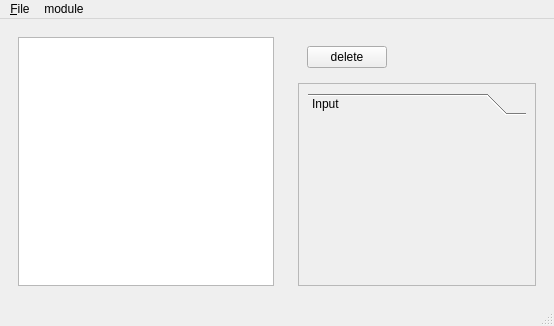
Before: the Qt Designer form opencv-gui/gui/main_window.ui in rotace/app-opencv-gui, drawn with Qt 5.
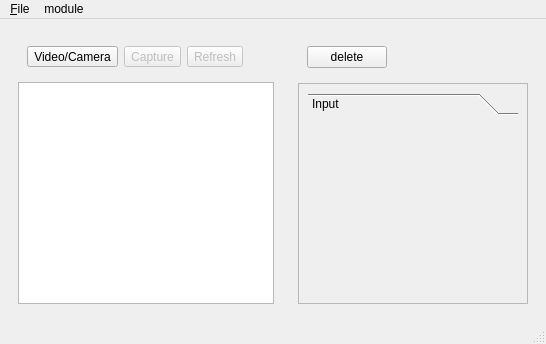
After: the same form once the commit is applied.

Commit message: implement switch view closes #6

What changed in the file:
```diff
--- a/opencv-gui/gui/main_window.ui
+++ b/opencv-gui/gui/main_window.ui
@@ -6,8 +6,8 @@
    <rect>
     <x>0</x>
     <y>0</y>
-    <width>554</width>
-    <height>326</height>
+    <width>546</width>
+    <height>344</height>
    </rect>
   </property>
   <property name="windowTitle">
@@ -18,6 +18,45 @@
     <item>
      <widget class="QWidget" name="widget_1" native="true">
       <layout class="QVBoxLayout" name="verticalLayout_2">
+       <item>
+        <widget class="QWidget" name="widget_1_1" native="true">
+         <property name="sizePolicy">
+          <sizepolicy hsizetype="Fixed" vsizetype="Preferred">
+           <horstretch>0</horstretch>
+           <verstretch>0</verstretch>
+          </sizepolicy>
+         </property>
+         <layout class="QGridLayout" name="gridLayout">
+          <item row="0" column="0">
+           <widget class="QToolButton" name="toolButtonToggle">
+            <property name="text">
+             <string>Video/Camera</string>
+            </property>
+           </widget>
+          </item>
+          <item row="0" column="1">
+           <widget class="QToolButton" name="toolButtonCapture">
+            <property name="enabled">
+             <bool>false</bool>
+            </property>
+            <property name="text">
+             <string>Capture</string>
+            </property>
+           </widget>
+          </item>
+          <item row="0" column="2">
+           <widget class="QToolButton" name="toolButtonRefresh">
+            <property name="enabled">
+             <bool>false</bool>
+            </property>
+            <property name="text">
+             <string>Refresh</string>
+            </property>
+           </widget>
+          </item>
+         </layout>
+        </widget>
+       </item>
        <item>
         <widget class="QGraphicsView" name="graphicsView"/>
        </item>
@@ -69,8 +108,8 @@
            <rect>
             <x>0</x>
             <y>0</y>
-            <width>236</width>
-            <height>190</height>
+            <width>214</width>
+            <height>208</height>
            </rect>
           </property>
           <layout class="QFormLayout" name="formLayout">
@@ -99,7 +138,7 @@
                <rect>
                 <x>0</x>
                 <y>0</y>
-                <width>218</width>
+                <width>196</width>
                 <height>79</height>
                </rect>
               </property>
@@ -127,7 +166,7 @@
     <rect>
      <x>0</x>
      <y>0</y>
-     <width>554</width>
+     <width>546</width>
      <height>25</height>
     </rect>
    </property>
```
Left out of the diff: 2 changed lines with no effect on the pictures. The commit also changes 2 other files.
